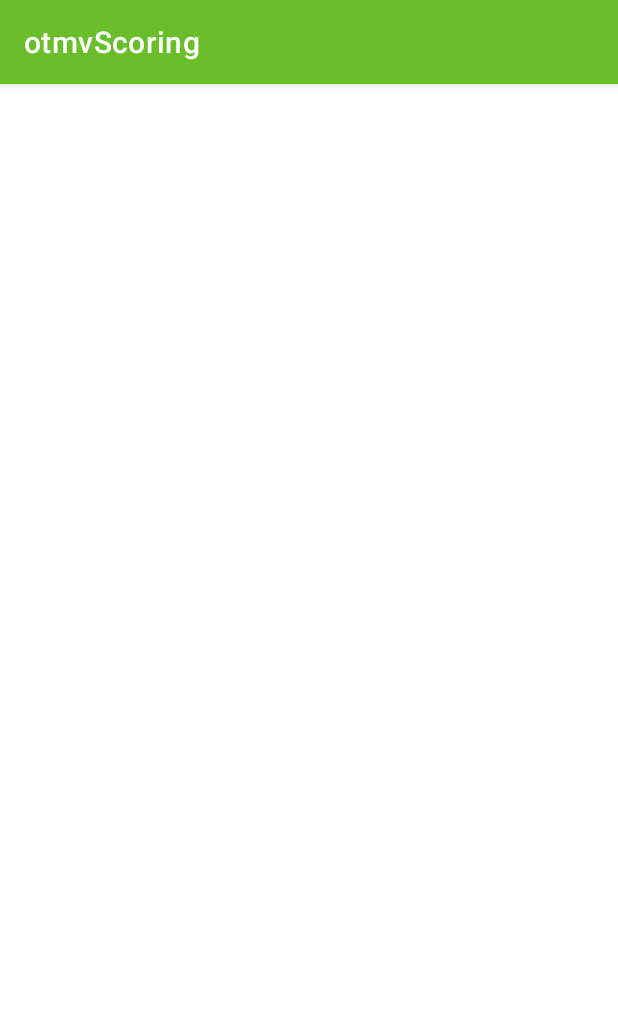
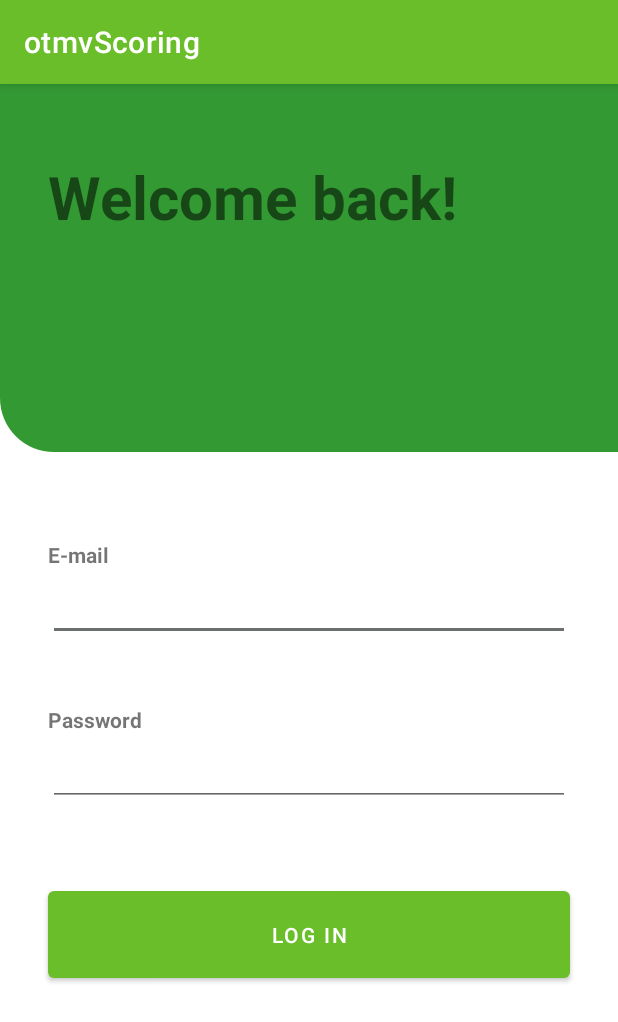
Before and after one commit to ThijsEgberts/otmvScoring, an Android app: the LoginActivity screen opened directly, with no data from a screen before it, on a phone screen of 412 x 824 dp. Shown: the top 1022 px of the screen. Run offline under Robolectric (Android 15) with nearby library versions, the phone set to English and light mode, and no system bars.

Commit message:
Made login layout

```diff
--- /dev/null
+++ b/app/src/main/res/drawable/drawable_left_bottom_round_corner.xml
@@ -0,0 +1,4 @@
+<?xml version="1.0" encoding="utf-8"?>
+<shape xmlns:android="http://schemas.android.com/apk/res/android">
+    <corners android:bottomLeftRadius="@dimen/round_radius"></corners>
+</shape>
--- a/app/src/main/res/layout/activity_login.xml
+++ b/app/src/main/res/layout/activity_login.xml
@@ -2,8 +2,131 @@
 <androidx.constraintlayout.widget.ConstraintLayout xmlns:android="http://schemas.android.com/apk/res/android"
     xmlns:app="http://schemas.android.com/apk/res-auto"
     xmlns:tools="http://schemas.android.com/tools"
+    android:background="@color/white"
     android:layout_width="match_parent"
     android:layout_height="match_parent"
     tools:context=".ui.login.LoginActivity">
 
+    <ImageView
+        android:id="@+id/backGroundImage"
+        android:layout_width="0dp"
+        android:layout_height="0dp"
+        android:background="@drawable/drawable_left_bottom_round_corner"
+        android:backgroundTint="@color/green"
+        app:layout_constraintBottom_toTopOf="@id/inputFieldsLayout"
+        app:layout_constraintEnd_toEndOf="parent"
+        app:layout_constraintStart_toStartOf="parent"
+        app:layout_constraintTop_toTopOf="parent"
+        app:layout_constraintVertical_weight="15" />
+
+    <TextView
+        android:id="@+id/textView"
+        android:layout_width="0dp"
+        android:layout_height="wrap_content"
+        android:layout_marginStart="32dp"
+        android:layout_marginTop="48dp"
+        android:layout_marginEnd="32dp"
+        android:text="Welcome back!"
+        android:textStyle="bold"
+        android:textSize="40sp"
+        app:layout_constraintEnd_toEndOf="parent"
+        app:layout_constraintStart_toStartOf="parent"
+        app:layout_constraintTop_toTopOf="parent" />
+
+    <androidx.constraintlayout.widget.ConstraintLayout
+        android:id="@+id/inputFieldsLayout"
+        android:layout_width="0dp"
+        android:layout_height="0dp"
+        android:layout_marginTop="32dp"
+        app:layout_constraintBottom_toTopOf="@id/spaceBottom"
+        app:layout_constraintEnd_toEndOf="parent"
+        app:layout_constraintStart_toStartOf="parent"
+        app:layout_constraintTop_toBottomOf="@+id/backGroundImage"
+        app:layout_constraintVertical_weight="20">
+
+        <TextView
+            android:id="@+id/emailTextView"
+            android:layout_width="0dp"
+            android:layout_height="wrap_content"
+            android:layout_marginStart="32dp"
+            android:layout_marginTop="24dp"
+            android:layout_marginEnd="32dp"
+            android:text="E-mail"
+            android:textStyle="bold"
+            app:layout_constraintBottom_toTopOf="@id/editTextTextEmailAddress"
+            app:layout_constraintEnd_toEndOf="parent"
+            app:layout_constraintStart_toStartOf="parent"
+            app:layout_constraintTop_toTopOf="parent"
+            app:layout_constraintVertical_weight="2" />
+
+        <EditText
+            android:id="@+id/editTextTextEmailAddress"
+            android:layout_width="0dp"
+            android:layout_height="wrap_content"
+            android:layout_marginStart="32dp"
+            android:layout_marginEnd="32dp"
+            android:layout_marginBottom="16dp"
+            android:inputType="textEmailAddress"
+            android:singleLine="true"
+            app:layout_constraintBottom_toTopOf="@id/passwordTextview"
+            app:layout_constraintEnd_toEndOf="parent"
+            app:layout_constraintStart_toStartOf="parent"
+            app:layout_constraintTop_toBottomOf="@id/emailTextView"
+            app:layout_constraintVertical_weight="2" />
+
+        <TextView
+            android:id="@+id/passwordTextview"
+            android:layout_width="0dp"
+            android:layout_height="wrap_content"
+            android:layout_marginStart="32dp"
+            android:layout_marginTop="24dp"
+            android:layout_marginEnd="32dp"
+            android:gravity="bottom|start"
+            android:text="Password"
+            android:textStyle="bold"
+            app:layout_constraintBottom_toTopOf="@id/editTextTextPassword"
+            app:layout_constraintEnd_toEndOf="parent"
+            app:layout_constraintStart_toStartOf="parent"
+            app:layout_constraintTop_toBottomOf="@id/editTextTextEmailAddress"
+            app:layout_constraintVertical_weight="2" />
+
+        <EditText
+            android:id="@+id/editTextTextPassword"
+            android:layout_width="0dp"
+            android:layout_height="wrap_content"
+            android:layout_marginStart="32dp"
+            android:layout_marginEnd="32dp"
+            android:layout_marginBottom="32dp"
+            android:inputType="textPassword"
+            app:layout_constraintBottom_toTopOf="@id/loginButton"
+            app:layout_constraintEnd_toEndOf="parent"
+            app:layout_constraintStart_toStartOf="parent"
+            app:layout_constraintTop_toBottomOf="@id/passwordTextview"
+            app:layout_constraintVertical_weight="2" />
+
+        <Button
+            android:id="@+id/loginButton"
+            android:layout_width="0dp"
+            android:layout_height="70dp"
+            android:layout_marginStart="32dp"
+            android:layout_marginTop="16dp"
+            android:layout_marginEnd="32dp"
+            android:text="Log in"
+            app:layout_constraintBottom_toBottomOf="parent"
+            app:layout_constraintEnd_toEndOf="parent"
+            app:layout_constraintStart_toStartOf="parent"
+            app:layout_constraintTop_toBottomOf="@id/editTextTextPassword"
+            app:layout_constraintVertical_weight="5" />
+    </androidx.constraintlayout.widget.ConstraintLayout>
+
+    <Space
+        android:id="@+id/spaceBottom"
+        android:layout_width="0dp"
+        android:layout_height="0dp"
+        app:layout_constraintEnd_toEndOf="parent"
+        app:layout_constraintStart_toStartOf="parent"
+        app:layout_constraintBottom_toBottomOf="parent"
+        app:layout_constraintTop_toBottomOf="@id/inputFieldsLayout"
+        app:layout_constraintVertical_weight="10"/>
+
 </androidx.constraintlayout.widget.ConstraintLayout>
--- /dev/null
+++ b/app/src/main/res/values/dimens.xml
@@ -0,0 +1,14 @@
+<?xml version="1.0" encoding="utf-8"?>
+<resources>
+    <dimen name="text_size_description">16sp</dimen>
+    <dimen name="text_size_button">16sp</dimen>
+    <dimen name="text_size_header">36sp</dimen>
+    <dimen name="text_size_button_large">40dp</dimen>
+    <dimen name="fab_margin">16dp</dimen>
+    <dimen name="button_radius">16dp</dimen>
+    <dimen name="button_radius_large">48dp</dimen>
+    <dimen name="button_size">70dp</dimen>
+    <dimen name="button_size_tall">90dp</dimen>
+    <dimen name="round_radius">36dp</dimen>
+    <dimen name="banner_size">50px</dimen>
+</resources>
```
Also changed, not shown: app/src/main/res/drawable/ford_ferguson_tractor.jpg (added).
